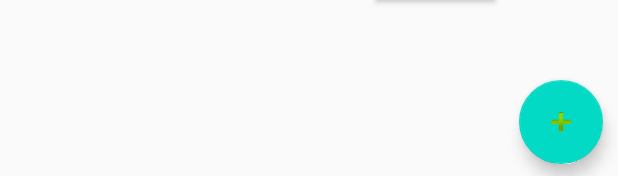
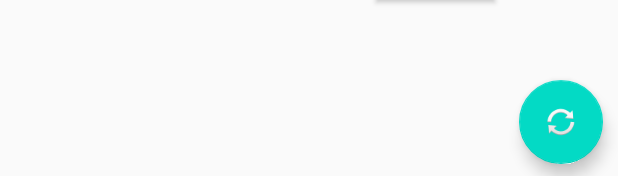
Before and after one commit to VBT-Intership/Kotlin-Design, an Android app: the layout activity_main.xml on its own in the app's theme, with its tools: preview values and no code run, on a phone screen of 412 x 824 dp. Shown: the part 1057-1233 px from the top of the screen. Run offline under Robolectric (Android 15) with nearby library versions, the phone set to English and light mode, and no system bars.

Commit message:
Fab button icon change to refresh

```diff
--- a/app/src/main/res/layout/activity_main.xml
+++ b/app/src/main/res/layout/activity_main.xml
@@ -16,7 +16,7 @@
         android:clickable="true"
         app:layout_constraintBottom_toBottomOf="parent"
         app:layout_constraintEnd_toEndOf="parent"
-        app:srcCompat="@android:drawable/ic_input_add" />
+        app:srcCompat="@android:drawable/ic_popup_sync" />
 
     <Button
         android:id="@+id/button"
```
